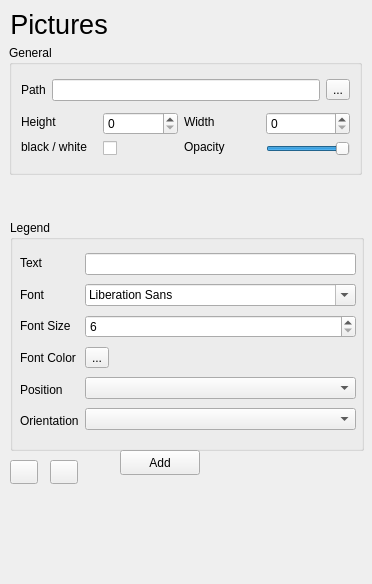
First picture: the form in sources/Forms/formpictures.ui, repository jose94752/ClipEdit, before the edit.
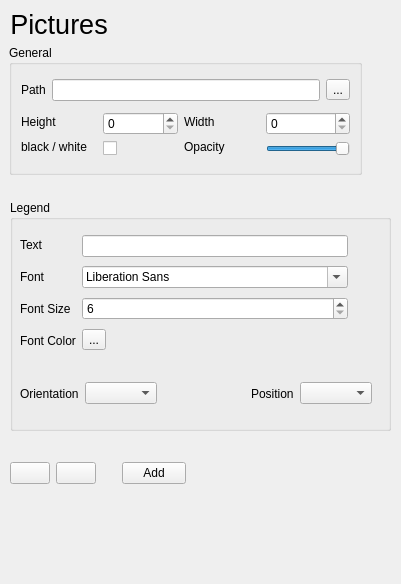
Second picture: the form after the edit. Icons and pictures are not drawn. Custom widgets are drawn as their Qt base class.

```diff
--- a/sources/Forms/formpictures.ui
+++ b/sources/Forms/formpictures.ui
@@ -6,7 +6,7 @@
    <rect>
     <x>0</x>
     <y>0</y>
-    <width>372</width>
+    <width>401</width>
     <height>584</height>
    </rect>
   </property>
@@ -176,8 +176,8 @@
    <property name="geometry">
     <rect>
      <x>10</x>
-     <y>220</y>
-     <width>354</width>
+     <y>200</y>
+     <width>381</width>
      <height>231</height>
     </rect>
    </property>
@@ -188,9 +188,9 @@
     <property name="geometry">
      <rect>
       <x>10</x>
-      <y>30</y>
-      <width>336</width>
-      <height>184</height>
+      <y>32</y>
+      <width>328</width>
+      <height>122</height>
      </rect>
     </property>
     <layout class="QHBoxLayout" name="horizontalLayout">
@@ -224,20 +224,6 @@
          </property>
         </widget>
        </item>
-       <item>
-        <widget class="QLabel" name="label_8">
-         <property name="text">
-          <string>Position</string>
-         </property>
-        </widget>
-       </item>
-       <item>
-        <widget class="QLabel" name="label_9">
-         <property name="text">
-          <string>Orientation</string>
-         </property>
-        </widget>
-       </item>
       </layout>
      </item>
      <item>
@@ -262,26 +248,68 @@
          </property>
         </widget>
        </item>
+      </layout>
+     </item>
+    </layout>
+   </widget>
+   <widget class="QWidget" name="">
+    <property name="geometry">
+     <rect>
+      <x>10</x>
+      <y>180</y>
+      <width>352</width>
+      <height>27</height>
+     </rect>
+    </property>
+    <layout class="QHBoxLayout" name="horizontalLayout_5">
        <item>
-        <widget class="QComboBox" name="comboBox_lg_pos"/>
+      <widget class="QLabel" name="label_9">
+       <property name="text">
+        <string>Orientation</string>
+       </property>
+      </widget>
        </item>
        <item>
         <widget class="QComboBox" name="comboBox_lg_or"/>
        </item>
-      </layout>
+     <item>
+      <spacer name="horizontalSpacer">
+       <property name="orientation">
+        <enum>Qt::Horizontal</enum>
+       </property>
+       <property name="sizeHint" stdset="0">
+        <size>
+         <width>18</width>
+         <height>18</height>
+        </size>
+       </property>
+      </spacer>
      </item>
+     <item>
+      <widget class="QLabel" name="label_8">
+       <property name="text">
+        <string>Position</string>
+       </property>
+      </widget>
+     </item>
+     <item>
+      <widget class="QComboBox" name="comboBox_lg_pos"/>
+     </item>
     </layout>
    </widget>
   </widget>
+  <widget class="QWidget" name="">
+   <property name="geometry">
+    <rect>
+     <x>10</x>
+     <y>460</y>
+     <width>176</width>
+     <height>27</height>
+    </rect>
+   </property>
+   <layout class="QHBoxLayout" name="horizontalLayout_6">
+    <item>
   <widget class="QPushButton" name="pushButton_save">
-   <property name="geometry">
-    <rect>
-     <x>10</x>
-     <y>460</y>
-     <width>28</width>
-     <height>24</height>
-    </rect>
-   </property>
    <property name="toolTip">
     <string>Save as default theme</string>
    </property>
@@ -293,15 +321,9 @@
      <normaloff>:/icons/icons/save-theme-icon.png</normaloff>:/icons/icons/save-theme-icon.png</iconset>
    </property>
   </widget>
+    </item>
+    <item>
   <widget class="QPushButton" name="pushButton_restore">
-   <property name="geometry">
-    <rect>
-     <x>50</x>
-     <y>460</y>
-     <width>28</width>
-     <height>24</height>
-    </rect>
-   </property>
    <property name="toolTip">
     <string>Apply default theme</string>
    </property>
@@ -313,18 +335,28 @@
      <normaloff>:/icons/icons/apply-theme-icon.png</normaloff>:/icons/icons/apply-theme-icon.png</iconset>
    </property>
   </widget>
+    </item>
+    <item>
+     <spacer name="verticalSpacer">
+      <property name="orientation">
+       <enum>Qt::Vertical</enum>
+      </property>
+      <property name="sizeHint" stdset="0">
+       <size>
+        <width>20</width>
+        <height>18</height>
+       </size>
+      </property>
+     </spacer>
+    </item>
+    <item>
   <widget class="QPushButton" name="pushButton_ok">
-   <property name="geometry">
-    <rect>
-     <x>120</x>
-     <y>450</y>
-     <width>80</width>
-     <height>25</height>
-    </rect>
-   </property>
    <property name="text">
     <string>Add</string>
    </property>
+     </widget>
+    </item>
+   </layout>
   </widget>
  </widget>
  <customwidgets>
```
Lines whose indentation alone changed are shown as unchanged.
